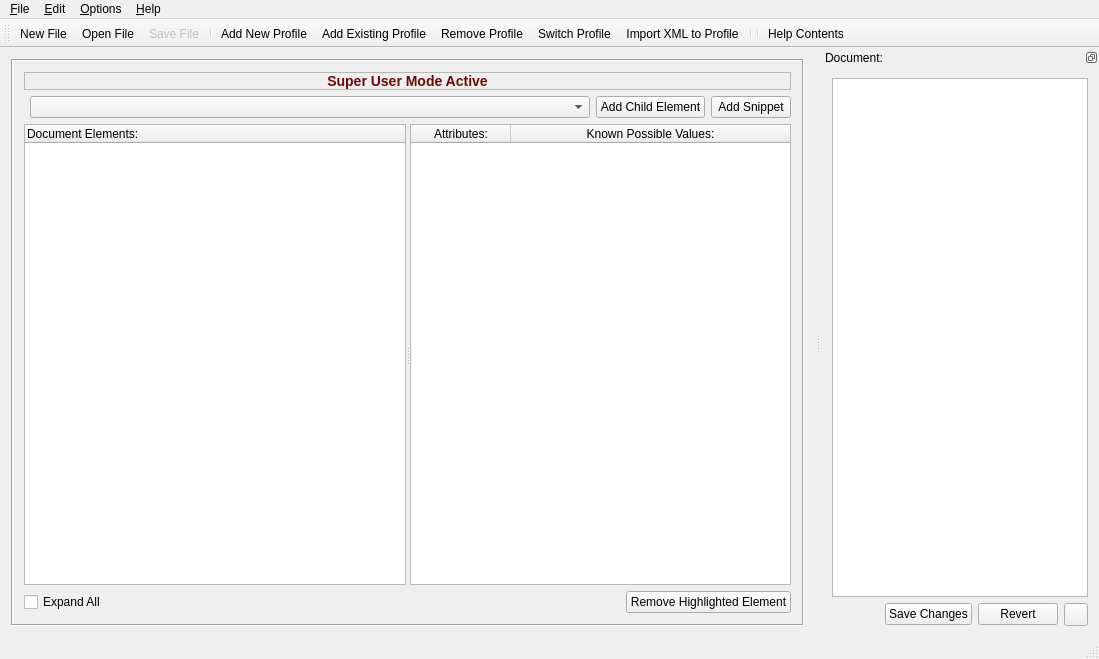
The window that GCXMLGenerator/gcmainwindow.ui (goblincoding/xmlmill) describes before a commit, drawn with Qt 5.
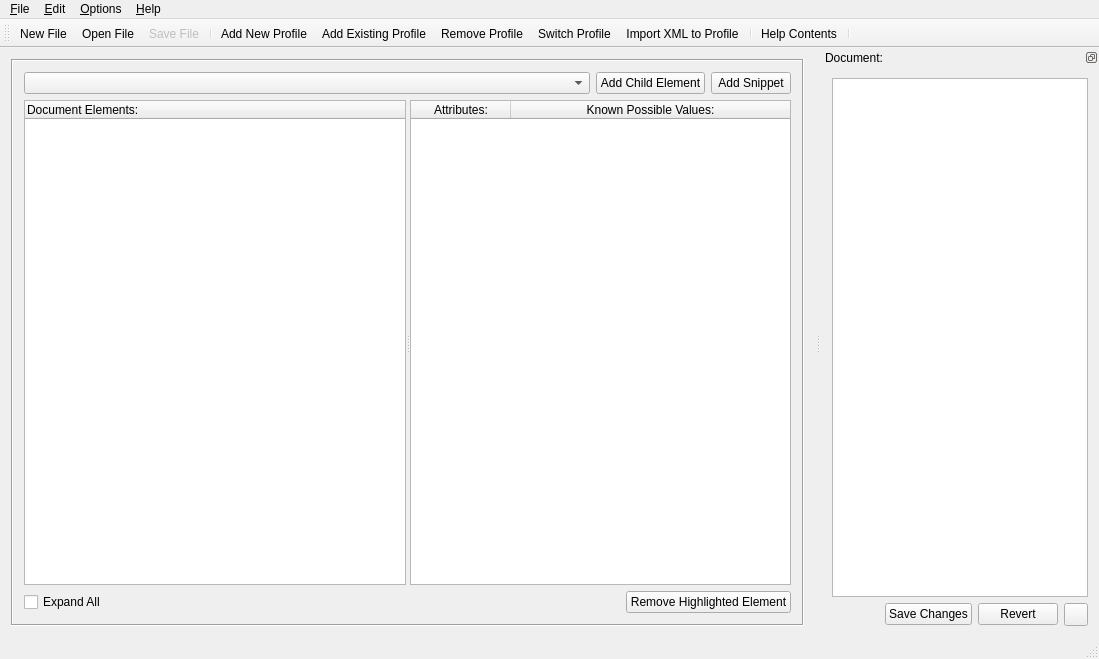
The same window after the commit. Icons and pictures are not drawn.

Commit message: Removed "Super User" mode completely.  Untested.

```diff
--- a/GCXMLGenerator/gcmainwindow.ui
+++ b/GCXMLGenerator/gcmainwindow.ui
@@ -33,7 +33,7 @@
       <layout class="QVBoxLayout" name="verticalLayout">
        <item>
         <layout class="QGridLayout" name="gridLayout">
-         <item row="1" column="1">
+         <item row="0" column="0">
           <widget class="QComboBox" name="addElementComboBox">
            <property name="sizePolicy">
             <sizepolicy hsizetype="Expanding" vsizetype="Fixed">
@@ -43,39 +43,14 @@
            </property>
           </widget>
          </item>
-         <item row="1" column="2">
+         <item row="0" column="1">
           <widget class="QPushButton" name="addChildElementButton">
            <property name="text">
             <string>Add Child Element</string>
            </property>
           </widget>
          </item>
-         <item row="0" column="0" colspan="4">
-          <widget class="QLabel" name="superUserLabel">
-           <property name="autoFillBackground">
-            <bool>false</bool>
-           </property>
-           <property name="frameShape">
-            <enum>QFrame::StyledPanel</enum>
-           </property>
-           <property name="frameShadow">
-            <enum>QFrame::Raised</enum>
-           </property>
-           <property name="text">
-            <string>&lt;h3 style=&quot;color:rgb(110,10,10)&quot;&gt;Super User Mode Active&lt;/h3&gt;</string>
-           </property>
-           <property name="textFormat">
-            <enum>Qt::RichText</enum>
-           </property>
-           <property name="scaledContents">
-            <bool>false</bool>
-           </property>
-           <property name="alignment">
-            <set>Qt::AlignCenter</set>
-           </property>
-          </widget>
-         </item>
-         <item row="1" column="3">
+         <item row="0" column="2">
           <widget class="QPushButton" name="addSnippetButton">
            <property name="text">
             <string>Add Snippet</string>
@@ -291,8 +266,8 @@
    <addaction name="actionSwitchSessionDatabase"/>
    <addaction name="actionImportXMLToDatabase"/>
    <addaction name="separator"/>
-   <addaction name="separator"/>
    <addaction name="actionHelpContents"/>
+   <addaction name="separator"/>
   </widget>
   <widget class="QStatusBar" name="statusBar"/>
   <widget class="QDockWidget" name="dockWidget">
```
Left out of the diff: 1 changed line with no effect on the pictures. The commit also changes 4 other files.
